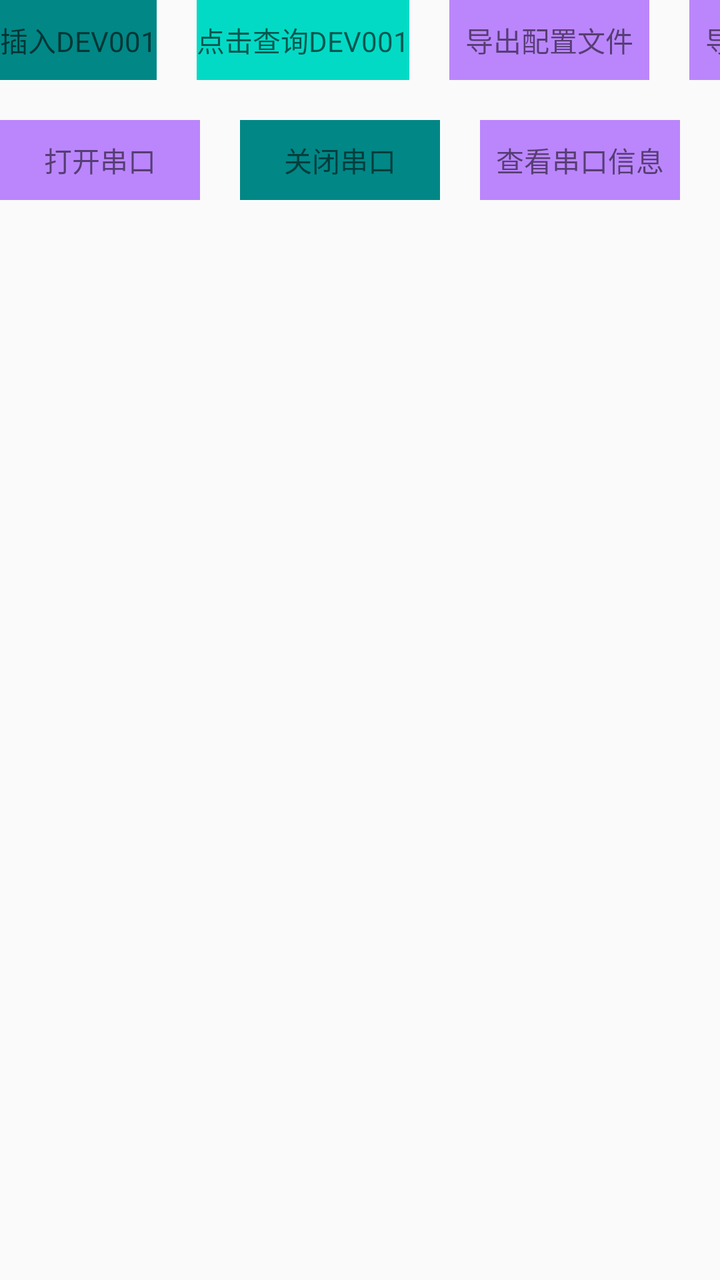
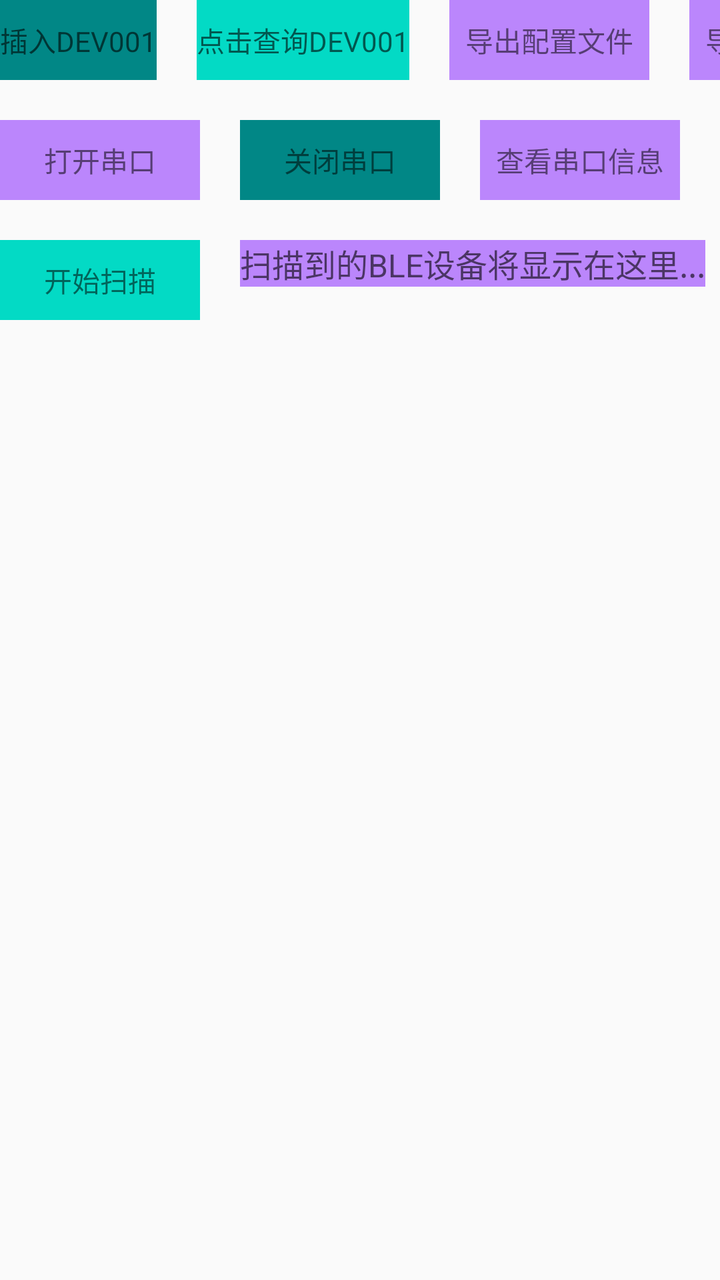

An Android layout rendered at two revisions. The XML below is the earlier revision; the diff shows what the commit changed to produce the second picture.
<!-- AndroidManifest.xml: activity theme AppTheme -->
<!-- res/layout/activity_main.xml -->
<?xml version="1.0" encoding="utf-8"?>
<layout xmlns:android="http://schemas.android.com/apk/res/android"
    xmlns:app="http://schemas.android.com/apk/res-auto">

    <androidx.constraintlayout.widget.ConstraintLayout
        android:layout_width="match_parent"
        android:layout_height="match_parent">

        <androidx.constraintlayout.widget.ConstraintLayout
            android:id="@+id/cl_content1"
            android:layout_width="wrap_content"
            android:layout_height="wrap_content"
            app:layout_constraintStart_toStartOf="parent"
            app:layout_constraintTop_toTopOf="parent"
            >
            <TextView
                android:id="@+id/tv_insert"
                android:layout_width="wrap_content"
                android:layout_height="40dp"
                android:background="@color/teal_700"
                android:gravity="center"
                android:hint="插入DEV001"
                app:layout_constraintStart_toStartOf="parent"
                app:layout_constraintTop_toTopOf="parent"/>

            <TextView
                android:id="@+id/tv_name"
                android:layout_width="wrap_content"
                android:layout_height="40dp"
                android:background="@color/teal_200"
                android:gravity="center"
                android:hint="点击查询DEV001"
                android:layout_marginLeft="20dp"
                app:layout_constraintStart_toEndOf="@id/tv_insert"
                app:layout_constraintTop_toTopOf="parent"/>

            <TextView
                android:id="@+id/tv_export"
                android:layout_width="100dp"
                android:layout_height="40dp"
                android:background="@color/purple_200"
                android:gravity="center"
                android:text="导出配置文件"
                android:layout_marginLeft="20dp"
                app:layout_constraintStart_toEndOf="@id/tv_name"
                app:layout_constraintTop_toTopOf="parent"
                />

            <TextView
                android:id="@+id/tv_import"
                android:layout_width="100dp"
                android:layout_height="40dp"
                android:background="@color/purple_200"
                android:gravity="center"
                android:text="导入配置文件"
                android:layout_marginLeft="20dp"
                app:layout_constraintStart_toEndOf="@id/tv_export"
                app:layout_constraintTop_toTopOf="parent"
                />

            <TextView
                android:id="@+id/tv_content"
                android:layout_width="wrap_content"
                android:layout_height="40dp"
                android:background="@color/teal_700"
                android:gravity="center"
                android:hint="文件内容"
                android:layout_marginLeft="20dp"
                app:layout_constraintStart_toEndOf="@id/tv_import"
                app:layout_constraintTop_toTopOf="@id/tv_import"
                app:layout_constraintBottom_toBottomOf="@id/tv_import"
                />

            <TextView
                android:id="@+id/tv_crash"
                android:layout_width="100dp"
                android:layout_height="40dp"
                android:background="@color/purple_200"
                android:gravity="center"
                android:text="闪退测试"
                android:layout_marginLeft="20dp"
                app:layout_constraintStart_toEndOf="@id/tv_content"
                app:layout_constraintTop_toTopOf="parent"
                />

            <TextView
                android:id="@+id/tv_stop_collect"
                android:layout_width="120dp"
                android:layout_height="40dp"
                android:background="@color/teal_700"
                android:gravity="center"
                android:text="停止work定时采集"
                android:layout_marginLeft="20dp"
                app:layout_constraintStart_toEndOf="@id/tv_crash"
                app:layout_constraintTop_toTopOf="parent"
                />

        </androidx.constraintlayout.widget.ConstraintLayout>

        <androidx.constraintlayout.widget.ConstraintLayout
            android:id="@+id/cl_content2"
            android:layout_width="wrap_content"
            android:layout_height="wrap_content"
            android:layout_marginTop="20dp"
            app:layout_constraintStart_toStartOf="parent"
            app:layout_constraintTop_toBottomOf="@id/cl_content1"
            >

            <TextView
                android:id="@+id/tv_serial"
                android:layout_width="100dp"
                android:layout_height="40dp"
                android:background="@color/purple_200"
                android:text="打开串口"
                android:gravity="center"
                app:layout_constraintStart_toStartOf="parent"
                app:layout_constraintTop_toTopOf="parent"
                />

            <TextView
                android:id="@+id/tv_close_serial"
                android:layout_width="100dp"
                android:layout_height="40dp"
                android:background="@color/teal_700"
                android:text="关闭串口"
                android:gravity="center"
                android:layout_marginLeft="20dp"
                app:layout_constraintStart_toEndOf="@id/tv_serial"
                app:layout_constraintTop_toTopOf="parent"
                />

            <TextView
                android:id="@+id/tv_check_serial"
                android:layout_width="100dp"
                android:layout_height="40dp"
                android:background="@color/purple_200"
                android:text="查看串口信息"
                android:gravity="center"
                android:layout_marginLeft="20dp"
                app:layout_constraintStart_toEndOf="@id/tv_close_serial"
                app:layout_constraintTop_toTopOf="parent"
                />

            <TextView
                android:id="@+id/tv_send"
                android:layout_width="120dp"
                android:layout_height="40dp"
                android:background="@color/teal_700"
                android:text="发送十六进制指令"
                android:gravity="center"
                android:layout_marginLeft="20dp"
                app:layout_constraintStart_toEndOf="@id/tv_check_serial"
                app:layout_constraintTop_toTopOf="parent"
                />

            <TextView
                android:id="@+id/tv_receive"
                android:layout_width="120dp"
                android:layout_height="40dp"
                android:background="@color/purple_200"
                android:text="接收十六进制指令"
                android:gravity="center"
                android:layout_marginLeft="20dp"
                app:layout_constraintStart_toEndOf="@id/tv_send"
                app:layout_constraintTop_toTopOf="parent"
                />

            <TextView
                android:id="@+id/tv_read"
                android:layout_width="100dp"
                android:layout_height="40dp"
                android:background="@color/teal_200"
                android:text="读寄存器"
                android:gravity="center"
                android:layout_marginLeft="20dp"
                app:layout_constraintStart_toEndOf="@id/tv_receive"
                app:layout_constraintTop_toTopOf="parent"
                />

            <TextView
                android:id="@+id/tv_write"
                android:layout_width="100dp"
                android:layout_height="40dp"
                android:background="@color/purple_200"
                android:text="写寄存器"
                android:gravity="center"
                android:layout_marginLeft="20dp"
                app:layout_constraintStart_toEndOf="@id/tv_read"
                app:layout_constraintTop_toTopOf="parent"
                />

            <TextView
                android:id="@+id/tv_state"
                android:layout_width="100dp"
                android:layout_height="40dp"
                android:background="@color/teal_200"
                android:gravity="center"
                android:layout_marginLeft="20dp"
                app:layout_constraintStart_toEndOf="@id/tv_write"
                app:layout_constraintTop_toTopOf="parent"
                />

        </androidx.constraintlayout.widget.ConstraintLayout>

    </androidx.constraintlayout.widget.ConstraintLayout>

</layout>
<!-- resources referenced by this layout -->
<resources>
  <color name="purple_200">#FFBB86FC</color>
  <color name="teal_200">#FF03DAC5</color>
  <color name="teal_700">#FF018786</color>
  <style name="AppTheme" parent="Theme.AppCompat.Light.NoActionBar" />
</resources>

<!-- the commit's change to res/layout/activity_main.xml (unified diff, before → after) -->
@@ -202,6 +202,40 @@
 
         </androidx.constraintlayout.widget.ConstraintLayout>
 
+        <androidx.constraintlayout.widget.ConstraintLayout
+            android:id="@+id/cl_content3"
+            android:layout_width="match_parent"
+            android:layout_height="wrap_content"
+            android:layout_marginTop="20dp"
+            app:layout_constraintStart_toStartOf="parent"
+            app:layout_constraintTop_toBottomOf="@id/cl_content2"
+            >
+
+            <TextView
+                android:id="@+id/tv_scan"
+                android:layout_width="100dp"
+                android:layout_height="40dp"
+                android:background="@color/teal_200"
+                android:text="开始扫描"
+                android:gravity="center"
+                app:layout_constraintStart_toStartOf="parent"
+                app:layout_constraintTop_toTopOf="parent"
+                />
+
+            <TextView
+                android:id="@+id/tv_device_list"
+                android:layout_width="wrap_content"
+                android:layout_height="wrap_content"
+                android:textSize="16sp"
+                android:layout_marginLeft="20dp"
+                android:hint="扫描到的BLE设备将显示在这里..."
+                android:background="@color/purple_200"
+                app:layout_constraintStart_toEndOf="@id/tv_scan"
+                app:layout_constraintTop_toTopOf="parent"
+                />
+
+        </androidx.constraintlayout.widget.ConstraintLayout>
+
     </androidx.constraintlayout.widget.ConstraintLayout>
 
 </layout>
